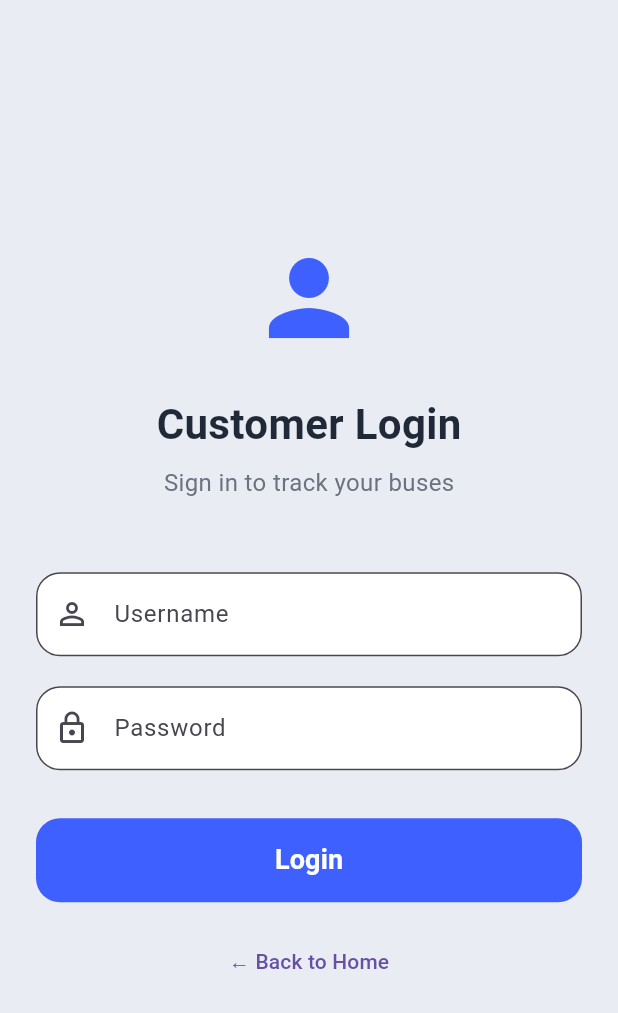
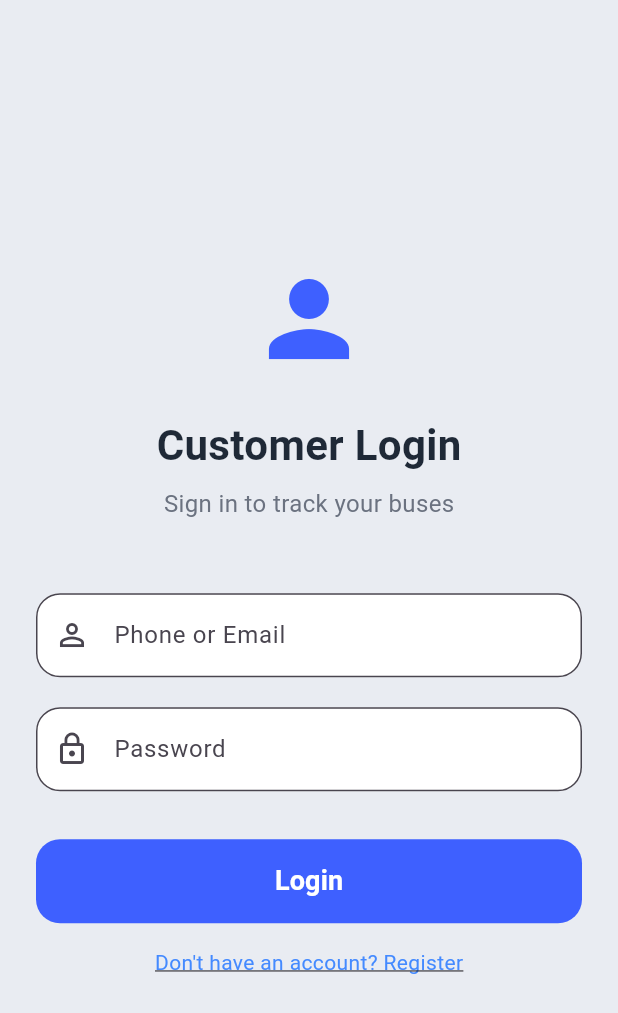
Before and after one commit to kirubanaresh/triptechies, a Flutter app: the CustomerLoginScreen screen opened directly, on a phone screen of 412 x 824 dp. Shown: the top 1013 px of the screen. Run offline on Flutter 3.47's test engine with Material 3 defaults, Android fonts, the light colour scheme and no system bars; our stand-ins replace flutter_secure_storage, google_maps_flutter, location, shared_preferences; missing offline and left inert: mobile_scanner; accounts and stored records are empty.

Commit message:
register

```diff
--- a/sihproject/lib/screens/customer_login_screen.dart
+++ b/sihproject/lib/screens/customer_login_screen.dart
@@ -1,4 +1,5 @@
 import 'package:flutter/material.dart';
+import 'customer_register_screen.dart';
 import 'customer_dashboard_screen.dart';
 
 class CustomerLoginScreen extends StatefulWidget {
@@ -13,13 +14,11 @@ class _CustomerLoginScreenState extends State<CustomerLoginScreen> {
 
   Future<void> _login() async {
     setState(() => _isLoading = true);
-
-    // Simulate API call
-    await Future.delayed(Duration(seconds: 1));
-
+    await Future.delayed(Duration(seconds: 1)); // simulate API call
     setState(() => _isLoading = false);
 
-    if (_usernameController.text.isNotEmpty && _passwordController.text.isNotEmpty) {
+    if (_usernameController.text.isNotEmpty &&
+        _passwordController.text.isNotEmpty) {
       Navigator.pushReplacement(
         context,
         MaterialPageRoute(builder: (_) => CustomerDashboardScreen()),
@@ -36,10 +35,12 @@ class _CustomerLoginScreenState extends State<CustomerLoginScreen> {
     return Scaffold(
       backgroundColor: Color(0xFFE9ECF2),
       body: SafeArea(
-        child: Padding(
+        child: Center(
+          child: Container(
+            width: 420,
             padding: EdgeInsets.all(24),
             child: Column(
-            mainAxisAlignment: MainAxisAlignment.center,
+              mainAxisSize: MainAxisSize.min,
               children: [
                 Icon(Icons.person, size: 80, color: Color(0xFF3E60FF)),
                 SizedBox(height: 24),
@@ -47,23 +48,19 @@ class _CustomerLoginScreenState extends State<CustomerLoginScreen> {
                   'Customer Login',
                   style: TextStyle(
                       fontSize: 28,
-                  fontWeight: FontWeight.w700,
-                  color: Color(0xFF1F2937),
-                ),
+                      fontWeight: FontWeight.bold,
+                      color: Color(0xFF1F2937)),
                 ),
                 SizedBox(height: 8),
                 Text(
                   'Sign in to track your buses',
-                style: TextStyle(
-                  fontSize: 16,
-                  color: Color(0xFF6B7280),
-                ),
+                  style: TextStyle(fontSize: 16, color: Color(0xFF6B7280)),
                 ),
                 SizedBox(height: 48),
                 TextField(
                   controller: _usernameController,
                   decoration: InputDecoration(
-                  labelText: 'Username',
+                    labelText: 'Phone or Email',
                     prefixIcon: Icon(Icons.person_outline),
                     border: OutlineInputBorder(
                       borderRadius: BorderRadius.circular(16),
@@ -71,7 +68,8 @@ class _CustomerLoginScreenState extends State<CustomerLoginScreen> {
                     ),
                     filled: true,
                     fillColor: Colors.white,
-                  contentPadding: EdgeInsets.symmetric(horizontal: 20, vertical: 16),
+                    contentPadding:
+                        EdgeInsets.symmetric(horizontal: 20, vertical: 16),
                   ),
                 ),
                 SizedBox(height: 20),
@@ -87,7 +85,8 @@ class _CustomerLoginScreenState extends State<CustomerLoginScreen> {
                     ),
                     filled: true,
                     fillColor: Colors.white,
-                  contentPadding: EdgeInsets.symmetric(horizontal: 20, vertical: 16),
+                    contentPadding:
+                        EdgeInsets.symmetric(horizontal: 20, vertical: 16),
                   ),
                 ),
                 SizedBox(height: 32),
@@ -108,16 +107,28 @@ class _CustomerLoginScreenState extends State<CustomerLoginScreen> {
                         ? CircularProgressIndicator(color: Colors.white)
                         : Text(
                             'Login',
-                          style: TextStyle(fontSize: 18, fontWeight: FontWeight.w600),
+                            style: TextStyle(
+                                fontSize: 18, fontWeight: FontWeight.w600),
                           ),
                   ),
                 ),
                 SizedBox(height: 16),
-              TextButton(
-                onPressed: () => Navigator.pop(context),
-                child: Text('← Back to Home'),
+                GestureDetector(
+                  onTap: () => Navigator.push(
+                    context,
+                    MaterialPageRoute(
+                        builder: (_) => CustomerRegisterScreen()),
+                  ),
+                  child: Text(
+                    "Don't have an account? Register",
+                    style: TextStyle(
+                        color: Colors.blueAccent,
+                        fontSize: 14,
+                        decoration: TextDecoration.underline),
+                  ),
                 ),
               ],
+            ),
           ),
         ),
       ),
```
Also changed, not shown: sihproject/lib/screens/customer_register_screen.dart (added, +161 -0 lines). Lines whose indentation alone changed are shown as unchanged.
